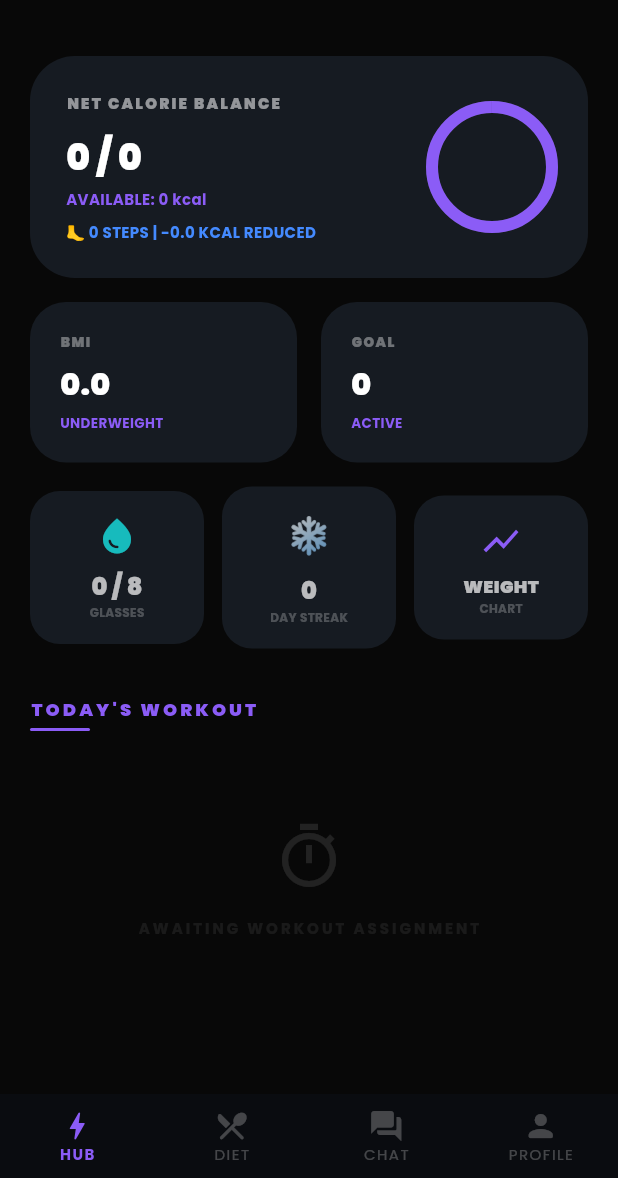
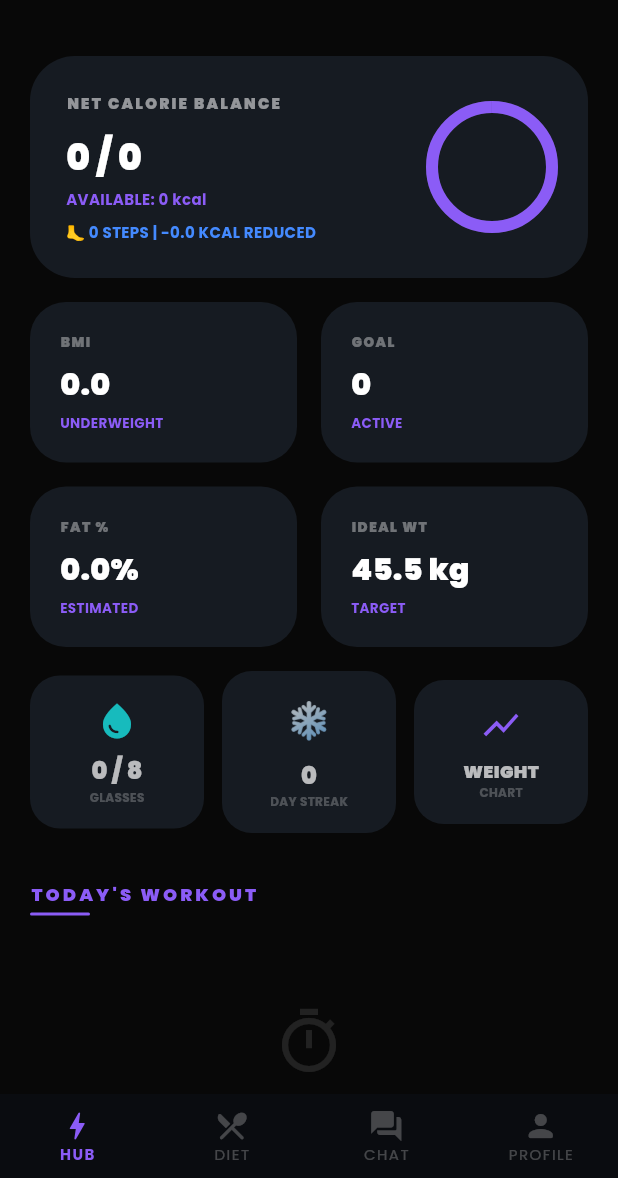
Before and after one commit to yogesh5770/slimfitness, a Flutter app: the MemberDashboard screen opened directly, on a phone screen of 412 x 824 dp, the part 58-1236 px from its top. Run offline on Flutter 3.47's test engine with Material 3 defaults, Android fonts, the phone set to English and light mode, and no system bars; our stand-ins replace animate_do, device_info_plus, firebase_auth, firebase_core, firebase_database, firebase_messaging and 8 more; missing offline and left inert: flutter_background_service, flutter_background_service_android; accounts and stored records are empty; network calls fail.

Commit message:
Elite Bio-Metrics & Build Fix: Integrated Body Fat/Ideal Weight, fixed syntax error in Groq Engine, and repaired legacy test references

```diff
--- a/lib/groq_service.dart
+++ b/lib/groq_service.dart
@@ -24,6 +24,7 @@ class GroqService {
       }
     });
   }
+  Future<String> getChatResponse(List<Map<String, String>> messages, {String userContext = ""}) async {
     try {
       final response = await http.post(
         Uri.parse(_baseUrl),
--- a/lib/member_dashboard.dart
+++ b/lib/member_dashboard.dart
@@ -334,6 +334,26 @@ class _EliteHubViewState extends State<EliteHubView> {
             Expanded(child: _buildMiniMetric('BMI', bmi.toStringAsFixed(1), bmiStatus)),
             const SizedBox(width: 16),
             Expanded(child: _buildMiniMetric('GOAL', vitals['goal'].toString().toUpperCase(), 'ACTIVE')),
+          ],
+        ),
+        const SizedBox(height: 16),
+        Row(
+          children: [
+            Expanded(
+              child: _buildMiniMetric(
+                'FAT %',
+                '${VitalsService.calculateBodyFat(bmi, (vitals['age'] as num?)?.toInt() ?? 25, vitals['gender'] == 'male').toStringAsFixed(1)}%',
+                'ESTIMATED',
+              ),
+            ),
+            const SizedBox(width: 16),
+            Expanded(
+              child: _buildMiniMetric(
+                'IDEAL WT',
+                '${VitalsService.calculateIdealWeight((vitals['height'] as num?)?.toDouble() ?? 170.0, vitals['gender'] == 'male').toStringAsFixed(1)} kg',
+                'TARGET',
+              ),
+            ),
           ],
         ),
         const SizedBox(height: 16),
--- a/lib/vitals_service.dart
+++ b/lib/vitals_service.dart
@@ -79,4 +79,19 @@ class VitalsService {
       'fats': fatGrams,
     };
   }
+
+  /// Estimates Body Fat % using the Deurenberg Formula
+  static double calculateBodyFat(double bmi, int age, bool isMale) {
+    if (bmi <= 0) return 0;
+    int genderFactor = isMale ? 1 : 0;
+    return (1.20 * bmi) + (0.23 * age) - (10.8 * genderFactor) - 5.4;
+  }
+
+  /// Calculates Ideal Body Weight using the Devine Formula
+  static double calculateIdealWeight(double heightCm, bool isMale) {
+    if (heightCm < 152.4) return isMale ? 50.0 : 45.5; // Floor at 5ft
+    double inchesOver5ft = (heightCm - 152.4) / 2.54;
+    double baseWeight = isMale ? 50.0 : 45.5;
+    return baseWeight + (2.3 * inchesOver5ft);
+  }
 }
```
Also changed, not shown: 1 other file.
